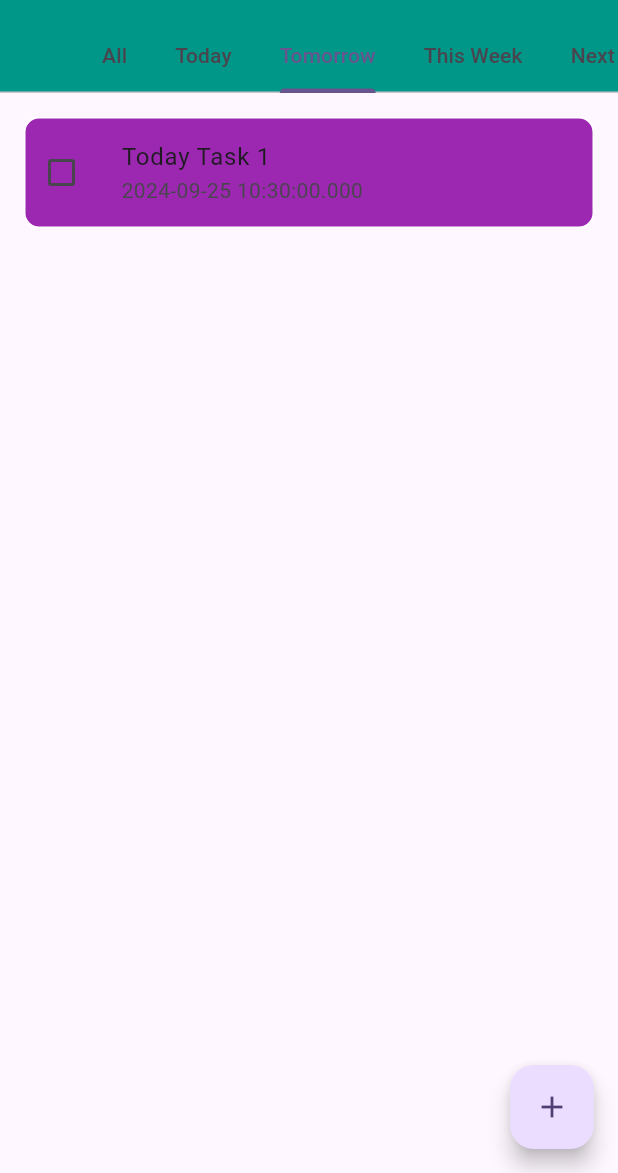
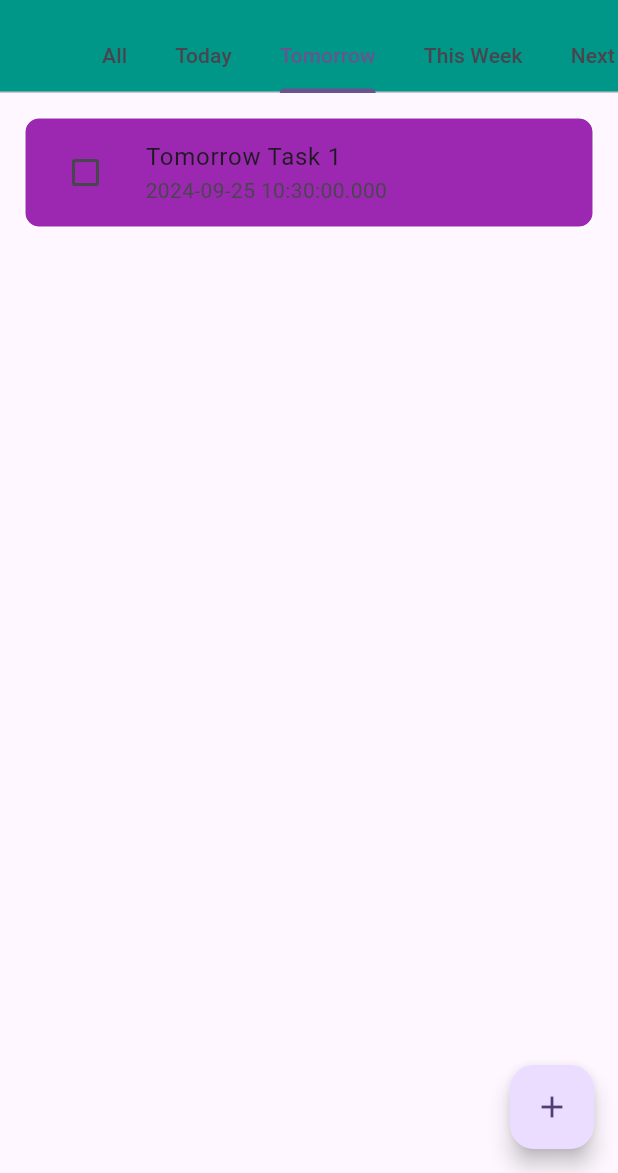
Before and after one commit to wassimrahali/Started-with-Flutter-TUTO-, a Flutter app: the screen it shows after launch, tab 3 chosen, on a phone screen of 412 x 824 dp, the part 63-1236 px from its top. Run offline on Flutter 3.47's test engine with Material 3 defaults, Android fonts, the phone set to English and light mode, and no system bars; our stand-ins replace table_calendar; missing offline and left inert: dart_date.

Commit message:
Pass Parameters To The Widgets 🌩️

```diff
--- a/lib/view/ListTasksView.dart
+++ b/lib/view/ListTasksView.dart
@@ -1,6 +1,7 @@
 import 'package:first_app/widget/ListAllTaskWidget.dart';
-import 'package:first_app/widget/ListTaskWidget.dart';
+import 'package:first_app/widget/ListTaskByTabWidget.dart';
 import 'package:flutter/material.dart';
+import 'package:first_app/libary/globals.dart' as globals;
 
 
 class ListTasksView extends StatefulWidget {
@@ -33,10 +34,11 @@ class _ListTasksViewState extends State<ListTasksView> {
           body: TabBarView(
             children: [
               ListAllTaskWidget(),
-              ListTaskWidget(),
-              ListTaskWidget(),
-              ListTaskWidget(),
-              ListTaskWidget(),
+              ListTaskByTabWidget(tabKey: globals.today),
+              ListTaskByTabWidget(tabKey: globals.tomorrow),
+              ListTaskByTabWidget(tabKey: globals.thisWeek),
+              ListTaskByTabWidget(tabKey: globals.nextWeek),
+
             ],
           ),
           floatingActionButton: FloatingActionButton(
--- /dev/null
+++ b/lib/widget/ListTaskByTabWidget.dart
@@ -0,0 +1,57 @@
+import 'package:flutter/material.dart';
+import 'package:provider/provider.dart';
+import 'package:first_app/libary/globals.dart' as globals;
+
+import '../provider/TaskProvider.dart';
+
+class ListTaskByTabWidget extends StatefulWidget {
+  final String tabKey;
+  const ListTaskByTabWidget({Key? key, required this.tabKey}) : super(key: key);
+
+  @override
+  State<ListTaskByTabWidget> createState() => _ListTaskWidgetState();
+}
+
+class _ListTaskWidgetState extends State<ListTaskByTabWidget> {
+  @override
+  Widget build(BuildContext context) {
+    return Consumer<TaskModel>(builder: (context, model, child) {
+      final tasks = model.todoTasks[widget.tabKey];
+      // Check if tasks exist and are not null
+      if (tasks == null || tasks.isEmpty) {
+        return Center(child: Text('No tasks available'));
+      }
+
+      return Padding(
+        padding: const EdgeInsets.all(8.0),
+        child: ListView.builder(
+          itemCount: tasks.length,
+          itemBuilder: (BuildContext context, int index) {
+            final task = tasks[index];
+            return Padding(
+              padding: const EdgeInsets.all(8.0),
+              child: Container(
+                decoration: BoxDecoration(
+                  color: Colors.purple,
+                  border: Border.all(color: Colors.white),
+                  borderRadius: BorderRadius.circular(10),
+                ),
+                child: ListTile(
+                  title: Text(task.title),
+                  subtitle: Text(task.deadline.toString()),
+                  leading: Checkbox(
+                    value: task.status,
+                    onChanged: (bool? value) {
+                      model.markAsDone(widget.tabKey, index);
+                      print(task.status);
+                    },
+                  ),
+                ),
+              ),
+            );
+          },
+        ),
+      );
+    });
+  }
+}
--- a/lib/widget/ListTaskWidget.dart
+++ /dev/null
@@ -1,52 +0,0 @@
-import 'package:flutter/material.dart';
-import 'package:provider/provider.dart';
-import 'package:first_app/libary/globals.dart' as globals;
-
-import '../provider/TaskProvider.dart';
-
-class ListTaskWidget extends StatefulWidget {
-  const ListTaskWidget({super.key});
-
-  @override
-  State<ListTaskWidget> createState() => _ListTaskWidgetState();
-}
-
-class _ListTaskWidgetState extends State<ListTaskWidget> {
-  @override
-  Widget build(BuildContext context) {
-    return Consumer<TaskModel>(builder: (context, model, child) {
-      return Padding(
-        padding: const EdgeInsets.all(8.0),
-        child: ListView.builder(
-          itemCount: model.todoTasks[globals.today]!.length,
-          itemBuilder: (BuildContext context, int index) {
-            return Padding(
-              padding: const EdgeInsets.all(8.0),
-              child: Container(
-                decoration: BoxDecoration(
-                    color: Colors.purple,
-                    border: Border.all(
-                      color: Colors.white,
-                    ),
-                    borderRadius: BorderRadius.circular(10)),
-                child: ListTile(
-                  contentPadding: EdgeInsets.zero,
-                  title: Text(model.todoTasks[globals.today]![index].title),
-                  subtitle: Text(
-                      model.todoTasks[globals.today]![index].deadline.toString()),
-                  leading: Checkbox(
-                    value: model.todoTasks[globals.today]![index].status,
-                    onChanged: (bool? value) {
-                      model.markAsDone(globals.today, index);
-                      print(model.todoTasks[globals.today]![index].status);
-                    },
-                  ),
-                ),
-              ),
-            );
-          },
-        ),
-      );
-    });
-  }
-}
```
